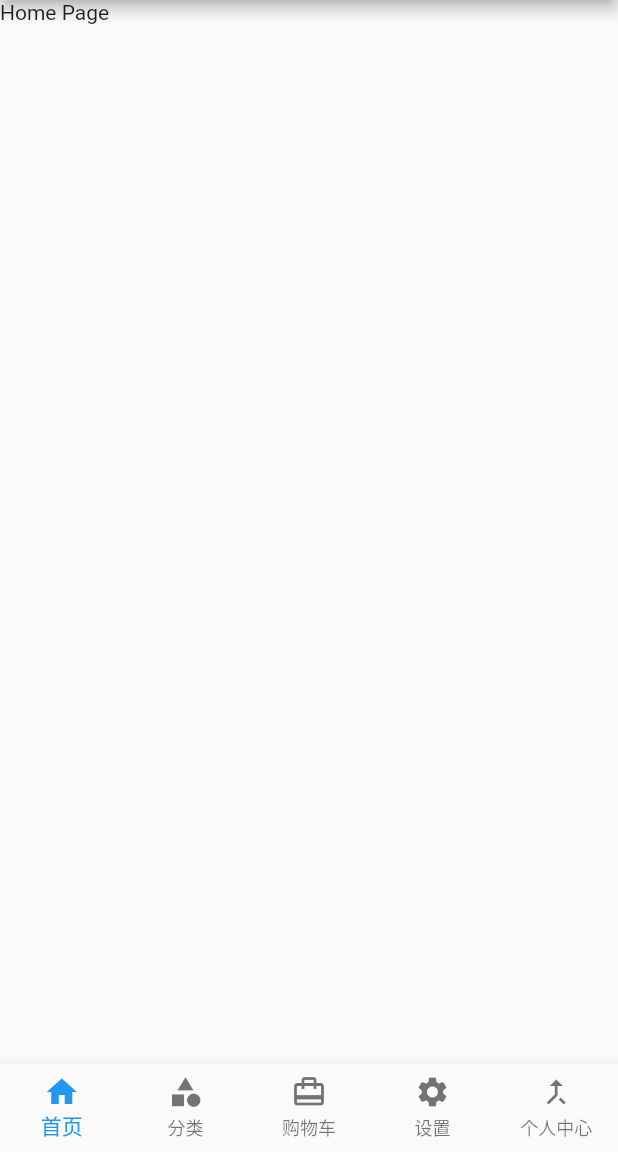
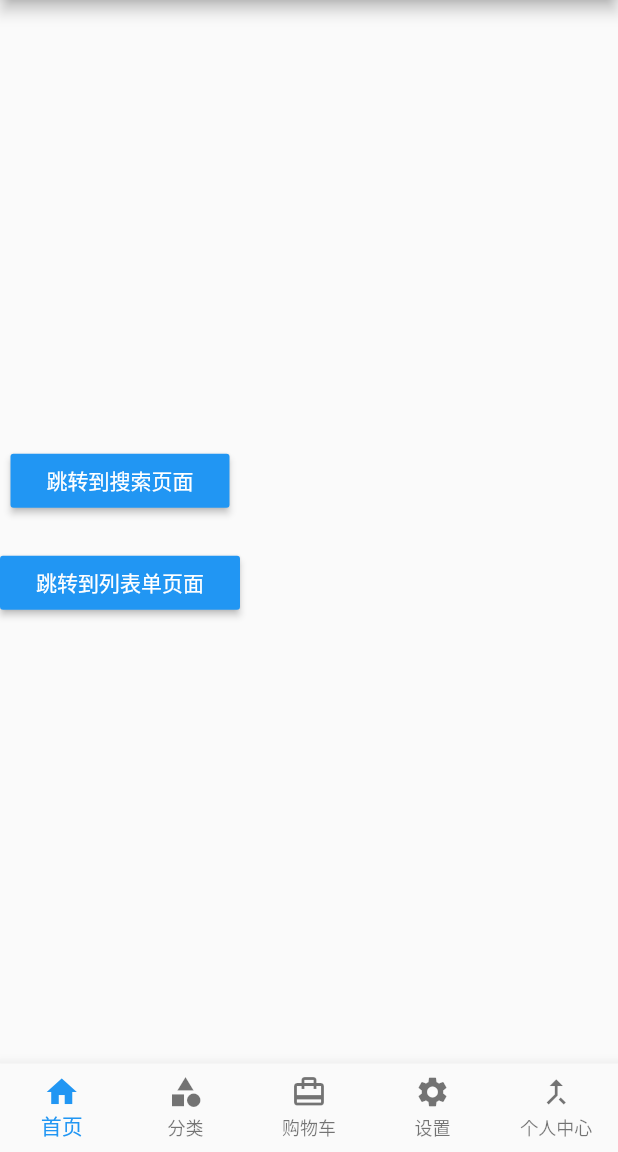
Before and after one commit to quadrant26/flutter_widget, a Flutter app: the Tabs screen opened directly, on a phone screen of 412 x 824 dp, the part 84-1236 px from its top. Run offline on Flutter 3.47's test engine with Material 2 defaults, Android fonts, the phone set to English and light mode, and no system bars.

Commit message:
路由跳转

```diff
--- a/flutter_app01/lib/pages/tabs/Home.dart
+++ b/flutter_app01/lib/pages/tabs/Home.dart
@@ -1,4 +1,5 @@
 import 'package:flutter/material.dart';
+import '../search.dart';
 
 class HomePage extends StatefulWidget {
   HomePage({Key key}) : super(key: key);
@@ -10,7 +11,33 @@ class _HomePageState extends State<HomePage> {
   @override
   Widget build(BuildContext context) {
     return Container(
-       child: Text('Home Page'),
+       child: Column(
+         crossAxisAlignment: CrossAxisAlignment.center,
+         mainAxisAlignment: MainAxisAlignment.center,
+         children: <Widget>[
+           RaisedButton(
+             child: Text('跳转到搜索页面'),
+             onPressed: (){
+               Navigator.of(context).push(
+                 MaterialPageRoute(
+                   builder: (context)=>SearchPage()
+                 )
+               );
+             },
+             color: Theme.of(context).accentColor,
+             textTheme: ButtonTextTheme.primary,
+           ),
+           SizedBox(height:20),
+           RaisedButton(
+             child: Text('跳转到列表单页面'),
+             onPressed: (){
+
+             },
+             color: Theme.of(context).accentColor,
+             textTheme: ButtonTextTheme.primary,
+           )
+         ],
+       ),
     );
   }
 }
```
Also changed, not shown: flutter_app01/lib/pages/search.dart (added, +17 -0 lines), flutter_app01/lib/pages/tabs/Category.dart (+15 -3 lines), flutter_app01/lib/pages/tabs/Form.dart (added, +30 -0 lines).
